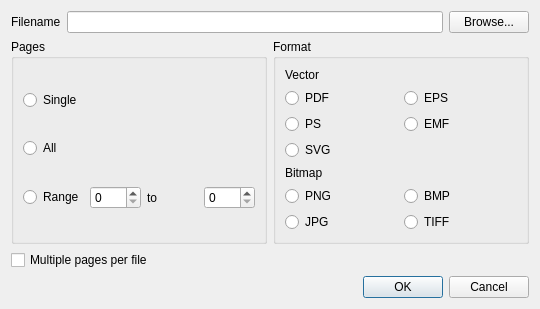
Before: the Qt Designer form ui/export.ui in veusz/veusz, drawn with Qt 5.
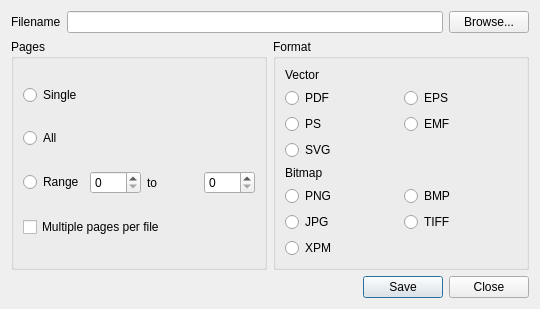
After: the same form once the commit is applied.

Commit message: Most of new export functionality is working

Patch:
```diff
--- a/ui/export.ui
+++ b/ui/export.ui
@@ -7,7 +7,7 @@
     <x>0</x>
     <y>0</y>
     <width>540</width>
-    <height>295</height>
+    <height>302</height>
    </rect>
   </property>
   <property name="windowTitle">
@@ -94,6 +94,13 @@
           </item>
          </layout>
         </item>
+        <item>
+         <widget class="QCheckBox" name="checkMultiPage">
+          <property name="text">
+           <string>Multiple pages per file</string>
+          </property>
+         </widget>
+        </item>
        </layout>
       </widget>
      </item>
@@ -186,6 +193,13 @@
             </property>
            </widget>
           </item>
+          <item row="2" column="0">
+           <widget class="QRadioButton" name="radioFormatXPM">
+            <property name="text">
+             <string>XPM</string>
+            </property>
+           </widget>
+          </item>
          </layout>
         </item>
        </layout>
@@ -193,13 +207,6 @@
      </item>
     </layout>
    </item>
-   <item>
-    <widget class="QCheckBox" name="checkMultiPage">
-     <property name="text">
-      <string>Multiple pages per file</string>
-     </property>
-    </widget>
-   </item>
    <item>
     <spacer name="verticalSpacer">
      <property name="orientation">
@@ -214,14 +221,25 @@
     </spacer>
    </item>
    <item>
-    <widget class="QDialogButtonBox" name="buttonBox">
-     <property name="orientation">
-      <enum>Qt::Horizontal</enum>
-     </property>
-     <property name="standardButtons">
-      <set>QDialogButtonBox::Cancel|QDialogButtonBox::Ok</set>
-     </property>
-    </widget>
+    <layout class="QHBoxLayout" name="horizontalLayout_4">
+     <item>
+      <widget class="QLabel" name="labelStatus">
+       <property name="text">
+        <string/>
+       </property>
+      </widget>
+     </item>
+     <item>
+      <widget class="QDialogButtonBox" name="buttonBox">
+       <property name="orientation">
+        <enum>Qt::Horizontal</enum>
+       </property>
+       <property name="standardButtons">
+        <set>QDialogButtonBox::Close|QDialogButtonBox::Save</set>
+       </property>
+      </widget>
+     </item>
+    </layout>
    </item>
   </layout>
  </widget>
```
Left out of the diff: 17 changed lines with no effect on the pictures. The commit also changes 2 other files.
